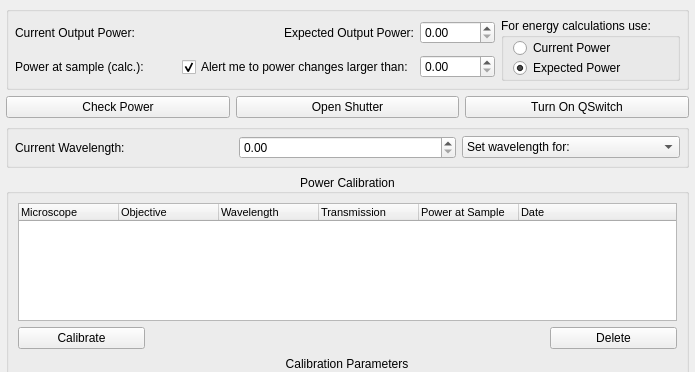
The window that lib/devices/Laser/devTemplate.ui (acq4/acq4) describes before a commit, drawn with Qt 5; both pictures show x 0 to 695 and y 0 to 372 of the 695 by 563 pixel window.
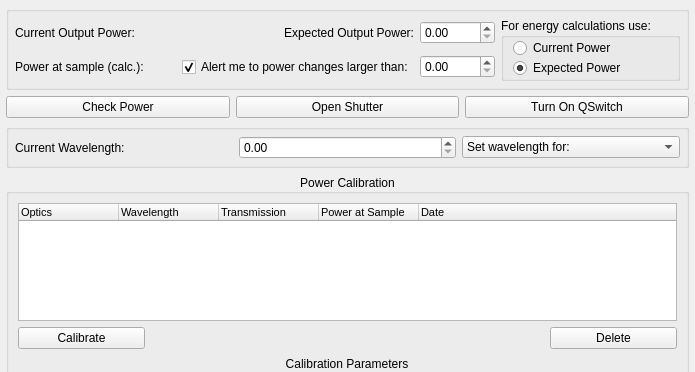
The same window after the commit. Custom widgets are drawn as their Qt base class.

```diff
--- a/lib/devices/Laser/devTemplate.ui
+++ b/lib/devices/Laser/devTemplate.ui
@@ -219,12 +219,7 @@
         </attribute>
         <column>
          <property name="text">
-          <string>Microscope</string>
-         </property>
-        </column>
-        <column>
-         <property name="text">
-          <string>Objective</string>
+          <string>Optics</string>
          </property>
         </column>
         <column>
```
